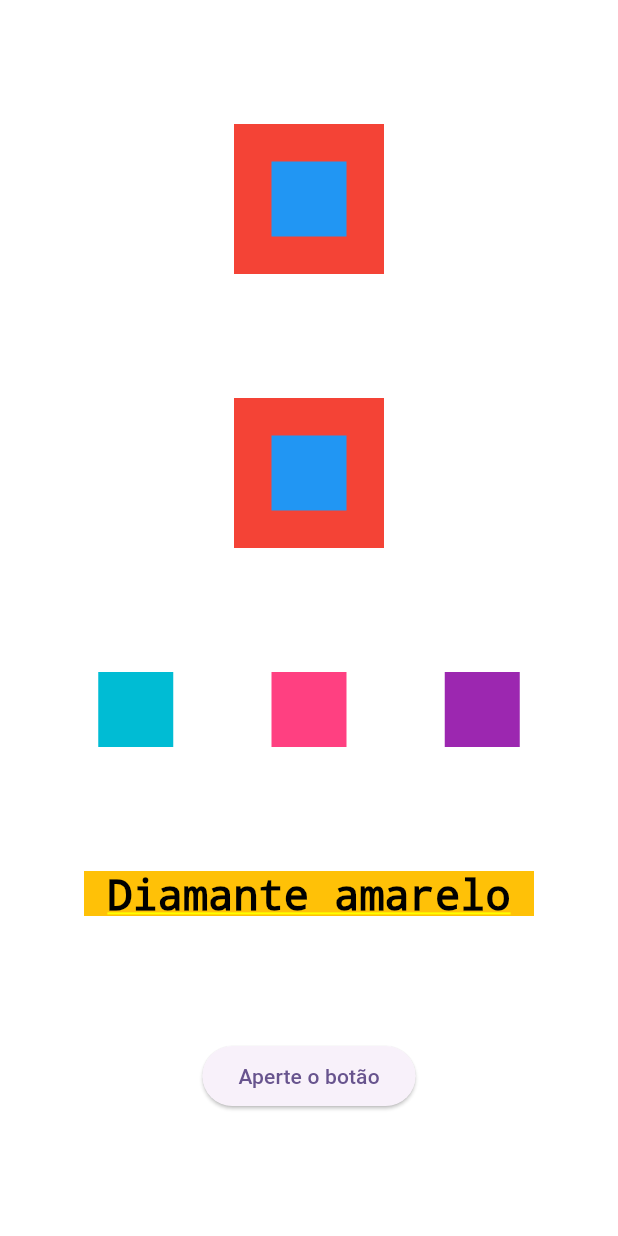
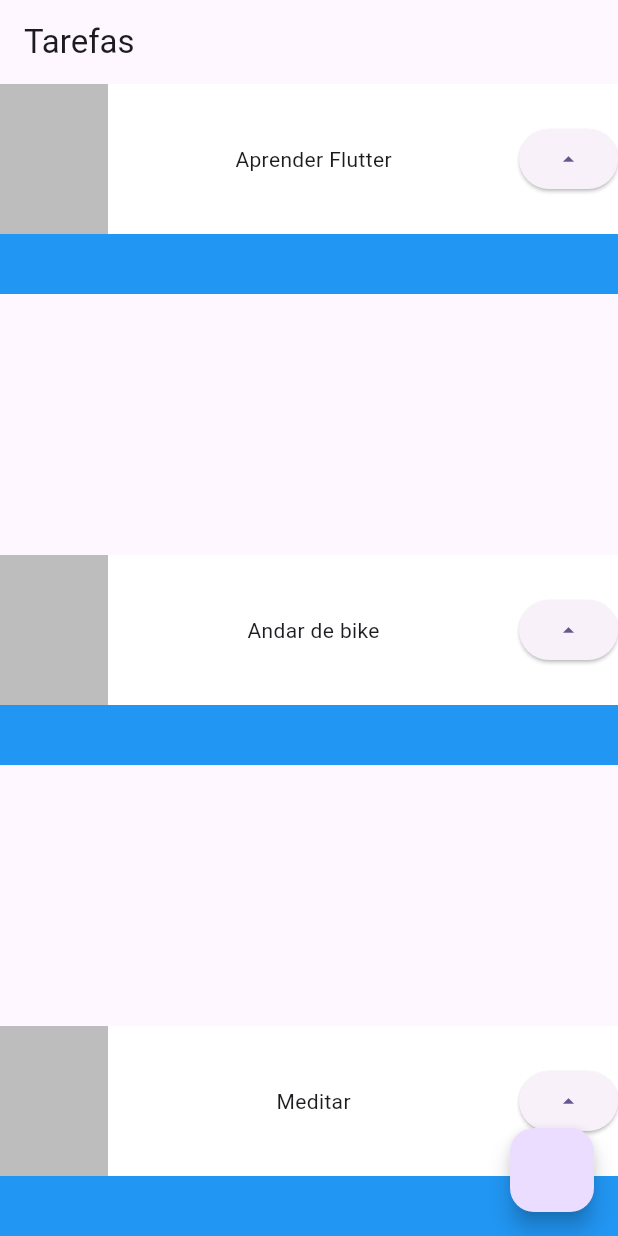
Before and after one commit to KarenGomes/Flutter, a Flutter app: the screen it shows after launch, on a phone screen of 412 x 824 dp. Run offline on Flutter 3.47's test engine with Material 3 defaults, Android fonts, the phone set to English and light mode, and no system bars.

Commit message:
Criação de widget Task

```diff
--- a/lib/main.dart
+++ b/lib/main.dart
@@ -17,54 +17,55 @@ class MyApp extends StatelessWidget {
         colorScheme: ColorScheme.fromSeed(seedColor: Colors.deepPurple),
         useMaterial3: true,
       ),
-      home: Container(
-        color: Colors.white,
-        child: Column(
-          mainAxisAlignment: MainAxisAlignment.spaceEvenly,
-          crossAxisAlignment: CrossAxisAlignment.center,
+      home: Scaffold(
+        appBar: AppBar(
+          title: Text('Tarefas')
+        ),
+        body: Column(
+          mainAxisAlignment: MainAxisAlignment.spaceBetween,
           children: [
-            Stack(
-                alignment: AlignmentDirectional.center,
-                children: [
-                  Container(color: Colors.red, width: 100, height: 100,),
-                  Container(color: Colors.blue, width: 50, height: 50,)
-                ],
-              ),
-            Stack(
-              alignment: AlignmentDirectional.center,
-              children: [
-                Container(color: Colors.red, width: 100, height: 100,),
-                Container(color: Colors.blue, width: 50, height: 50,)
-              ],
-            ),
-            Row(
-              mainAxisAlignment: MainAxisAlignment.spaceEvenly,
-              crossAxisAlignment: CrossAxisAlignment.center,
-              children: [
-                Container(color: Colors.cyan, height: 50, width: 50),
-                Container(color: Colors.pinkAccent, height: 50, width: 50),
-                Container(color: Colors.purple, height: 50, width: 50)
-              ],
-            ),
-            Container(
-              color: Colors.amber,
-              height: 30,
-              width: 300,
-              child: Text(
-                'Diamante amarelo',
-                style: TextStyle(color: Colors.black, fontSize: 28),
-                textAlign: TextAlign.center,
-              ),
-            ),
-            ElevatedButton(
-                onPressed: (){
-                  print('Você apertou o botão');
-                },
-                child: Text('Aperte o botão')
-            )
+            Task('Aprender Flutter'),
+            Task('Andar de bike'),
+            Task('Meditar'),
           ],
         ),
+        floatingActionButton: FloatingActionButton(onPressed: (){}),
       )
     );
   }
 }
+
+class Task extends StatelessWidget {
+  final String nome;
+
+  const Task(this.nome, {super.key});
+
+  @override
+  Widget build(BuildContext context) {
+    return Container(
+      child: Stack(
+        children: [
+          Container(
+            color: Colors.blue,
+            height: 140,),
+          Container(
+            color: Colors.white,
+            height: 100,
+            child: Row(
+              mainAxisAlignment: MainAxisAlignment.spaceBetween,
+              children: [
+                Container(
+                  color: Colors.black26,
+                  width: 72,
+                  height: 100,
+                ),
+                Text(nome),
+                ElevatedButton(onPressed: (){}, child: Icon(Icons.arrow_drop_up))
+              ],
+            ),
+          )
+        ],
+      ),
+    );
+  }
+}
```
Also changed, not shown: lib/minha_primeira_tela.dart (added, +48 -0 lines).
